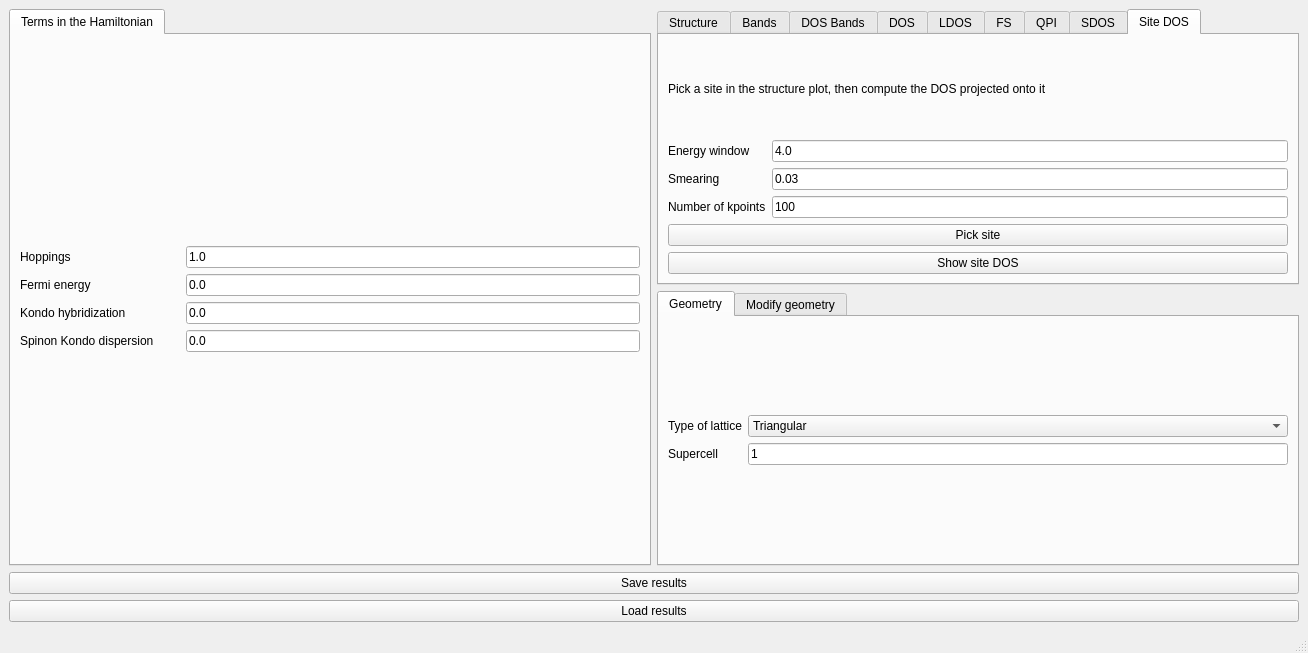
First picture: the form in interface-pyqt/heavyfermion/interface.ui, repository joselado/quantum-lattice, before the edit.
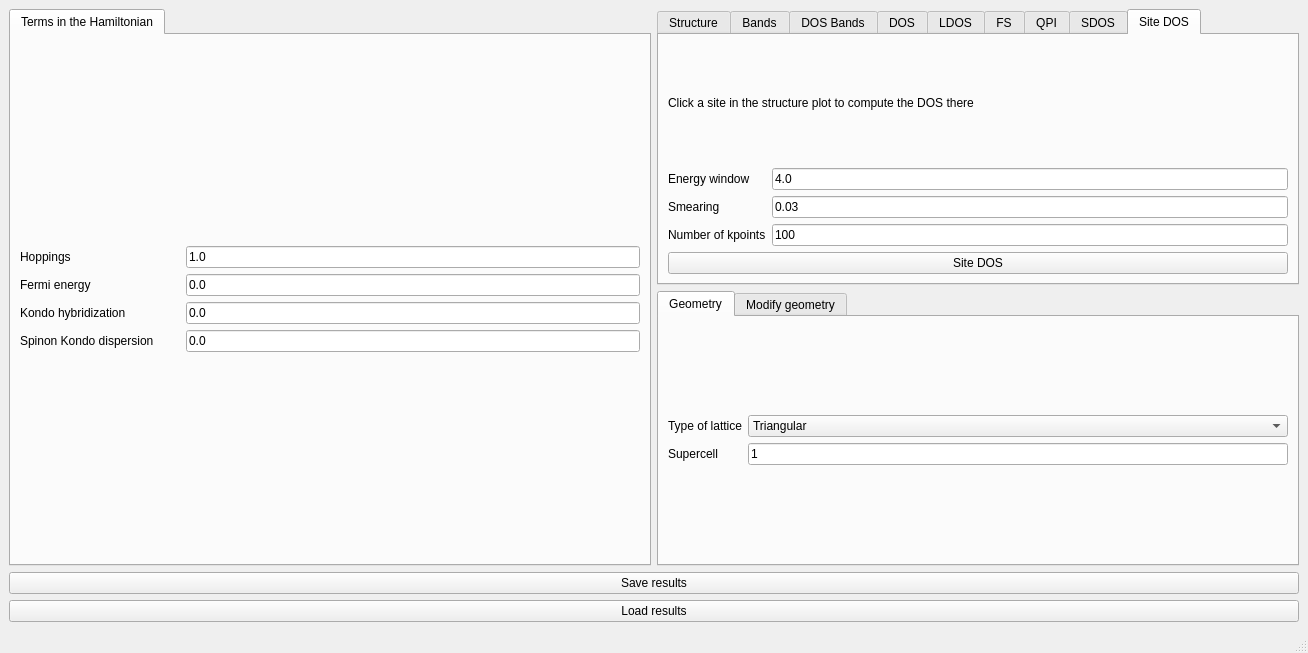
Second picture: the form after the edit. The open tabs and pages were chosen to show the change. Custom widgets are drawn as their Qt base class.

Commit message: Make Site DOS a single interactive view instead of two separate steps

Diff of the .ui file:
```diff
--- a/interface-pyqt/heavyfermion/interface.ui
+++ b/interface-pyqt/heavyfermion/interface.ui
@@ -912,7 +912,7 @@
         <item>
          <widget class="BodyLabel" name="label_site_dos_info">
           <property name="text">
-           <string>Pick a site in the structure plot, then compute the DOS projected onto it</string>
+           <string>Click a site in the structure plot to compute the DOS there</string>
           </property>
           <property name="wordWrap">
            <bool>true</bool>
@@ -965,20 +965,10 @@
           </item>
          </layout>
         </item>
-        <item>
-         <widget class="PushButton" name="select_site_dos">
-          <property name="toolTip">
-           <string>Click a site in the structure plot to select it</string>
-          </property>
-          <property name="text">
-           <string>Pick site</string>
-          </property>
-         </widget>
-        </item>
         <item>
          <widget class="PushButton" name="show_site_dos">
           <property name="text">
-           <string>Show site DOS</string>
+           <string>Site DOS</string>
           </property>
          </widget>
         </item>
```
The commit also changes 30 other files.
